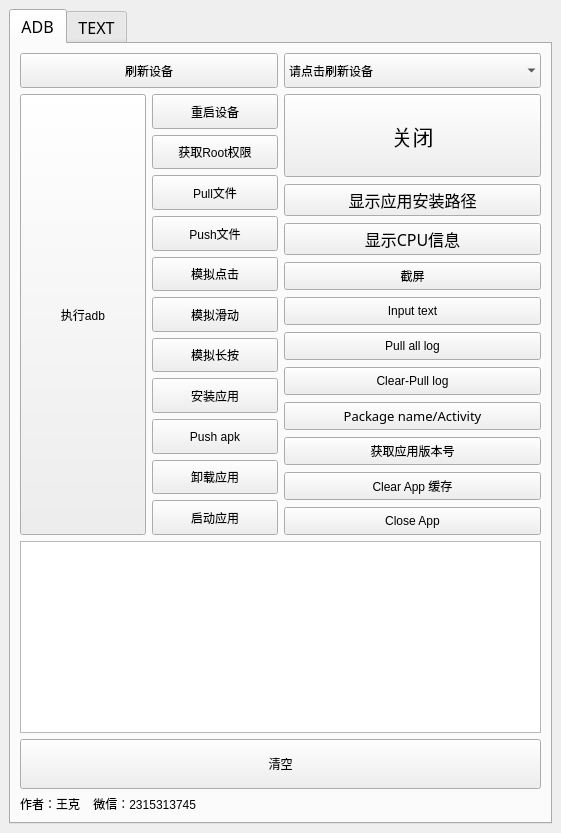
Before: the Qt Designer form backup0.bak.ui in wangke956/ADBTools, drawn with Qt 5.
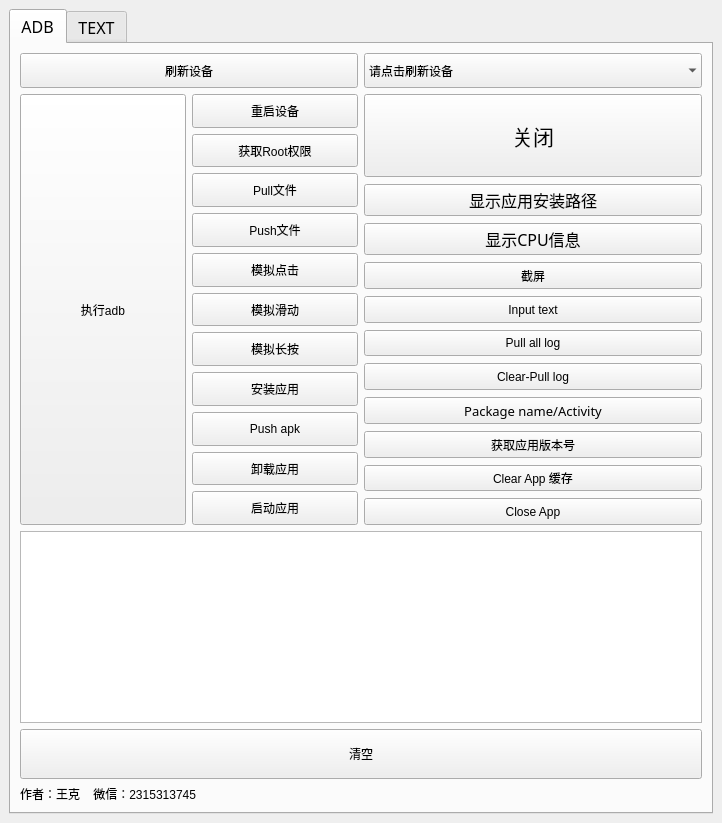
After: the same form once the commit is applied.

Commit message: 删除部分无用代码

```diff
--- a/backup0.bak.ui
+++ b/backup0.bak.ui
@@ -7,8 +7,8 @@
    <rect>
     <x>0</x>
     <y>0</y>
-    <width>561</width>
-    <height>833</height>
+    <width>722</width>
+    <height>823</height>
    </rect>
   </property>
   <property name="sizePolicy">
@@ -63,6 +63,8 @@
      <verstretch>0</verstretch>
     </sizepolicy>
    </property>
+   <layout class="QFormLayout" name="formLayout_3">
+    <item row="0" column="0" colspan="2">
    <layout class="QHBoxLayout" name="horizontalLayout">
     <item>
      <widget class="QTabWidget" name="tabWidget">
@@ -91,11 +93,13 @@
        <attribute name="title">
         <string>ADB</string>
        </attribute>
-       <layout class="QFormLayout" name="formLayout">
-        <item row="0" column="0" colspan="2">
+         <layout class="QGridLayout" name="gridLayout_4">
+          <item row="0" column="0">
+           <layout class="QHBoxLayout" name="horizontalLayout_2">
+            <item>
          <layout class="QGridLayout" name="gridLayout_3">
           <item row="6" column="1" colspan="2">
-           <widget class="QTextBrowser" name="textBrowser">
+               <widget class="QTextBrowser" name="textBrowser_2">
             <property name="sizePolicy">
              <sizepolicy hsizetype="Expanding" vsizetype="Minimum">
               <horstretch>0</horstretch>
@@ -669,6 +673,8 @@
          </layout>
         </item>
        </layout>
+          </item>
+         </layout>
       </widget>
       <widget class="QWidget" name="text">
        <attribute name="title">
@@ -688,6 +694,8 @@
        </layout>
       </widget>
      </widget>
+      </item>
+     </layout>
     </item>
    </layout>
   </widget>
```
Left out of the diff: 14 changed lines with no effect on the pictures. Lines whose indentation alone changed are shown as unchanged. The commit also changes 1 other file.
